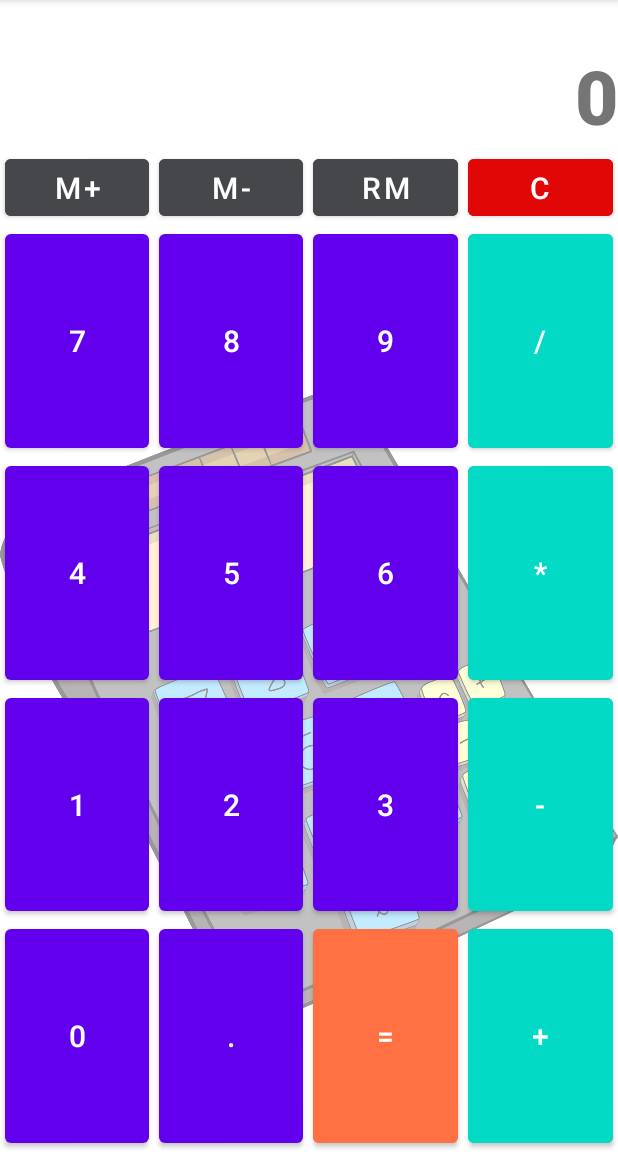
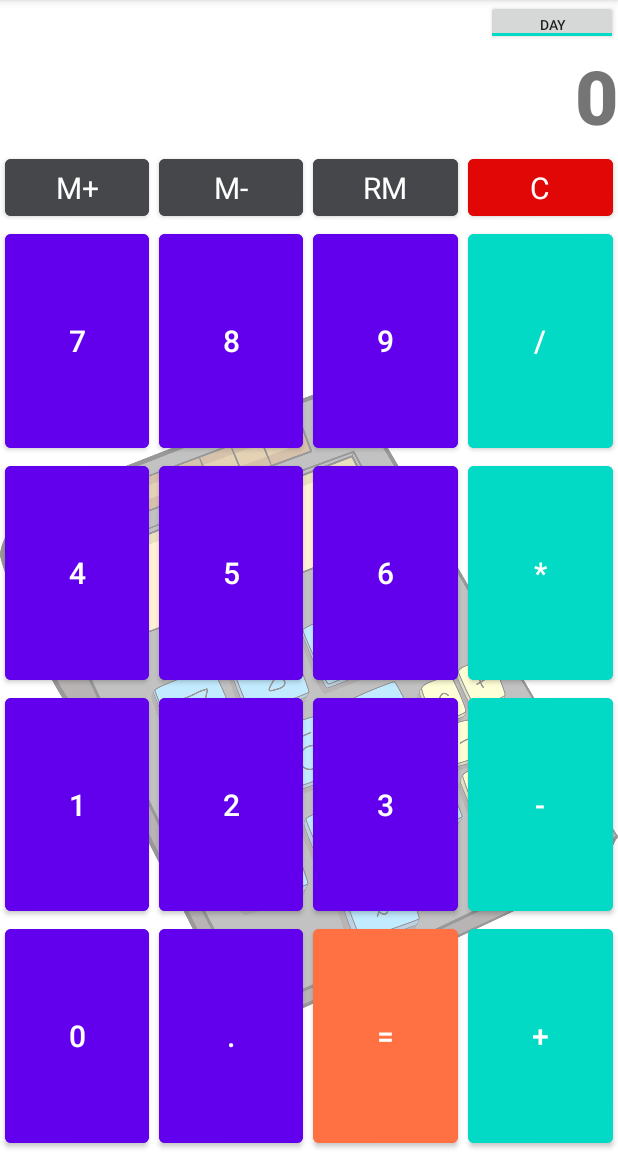
Before and after one commit to Smehotehnik/HWCalc, an Android app: the screen it shows after launch (CalcActivity), on a phone screen of 412 x 824 dp, the part 84-1236 px from its top. Run offline under Robolectric (Android 15) with nearby library versions, the phone set to English and light mode, and no system bars.

Commit message:
1. Кнопки переделаны на material.button. 2. Размеры перенесены в dimens.xml, строки сразу хранились в strings.xml 3. Стили для 2-х типов кнопок созданы в calc_styles.xml и применены 2-мя способами: как стиль и как тема.

```diff
--- a/app/src/main/res/layout/activity_main.xml
+++ b/app/src/main/res/layout/activity_main.xml
@@ -1,40 +1,53 @@
 <?xml version="1.0" encoding="utf-8"?>
 <androidx.constraintlayout.widget.ConstraintLayout xmlns:android="http://schemas.android.com/apk/res/android"
     xmlns:app="http://schemas.android.com/apk/res-auto"
-    xmlns:tools="http://schemas.android.com/tools"
     android:layout_width="match_parent"
-    android:layout_height="match_parent"
-    >
+    android:layout_height="match_parent">
 
     <ImageView
         android:layout_width="0dp"
         android:layout_height="0dp"
+        android:alpha="0.4"
         android:contentDescription="background pic"
-        android:alpha="0.4"
         app:layout_constraintBottom_toBottomOf="parent"
         app:layout_constraintLeft_toLeftOf="parent"
         app:layout_constraintRight_toRightOf="parent"
         app:layout_constraintTop_toTopOf="parent"
         app:srcCompat="@drawable/calc" />
+
     <TextView
         android:id="@+id/aux_display"
         android:layout_width="0dp"
-        android:layout_height="30dp"
+        android:layout_height="@dimen/aux_screen_height"
         android:fontFamily="sans-serif-black"
         android:gravity="center_vertical|left"
         android:text="@string/str_aux"
-        android:textSize="25sp"
+        android:textSize="@dimen/aux_screen_text_size"
         app:layout_constraintLeft_toLeftOf="parent"
+        app:layout_constraintRight_toLeftOf="@id/day_night_toggle"
+        app:layout_constraintTop_toTopOf="parent" />
+
+    <ToggleButton
+        android:id="@+id/day_night_toggle"
+        android:layout_width="wrap_content"
+        android:layout_height="0dp"
+        android:checked="true"
+        android:textOff="@string/night"
+        android:textOn="@string/day"
+        android:textSize="@dimen/toggle_bt_text_size"
+        app:layout_constraintBottom_toTopOf="@id/display"
+        app:layout_constraintLeft_toRightOf="@+id/aux_display"
         app:layout_constraintRight_toRightOf="parent"
         app:layout_constraintTop_toTopOf="parent" />
+
     <TextView
         android:id="@+id/display"
         android:layout_width="0dp"
-        android:layout_height="70dp"
+        android:layout_height="@dimen/main_screen_height"
         android:fontFamily="sans-serif-black"
         android:gravity="right"
         android:text="@string/str_disp"
-        android:textSize="50sp"
+        android:textSize="@dimen/main_screen_text_size"
         app:layout_constraintLeft_toLeftOf="parent"
         app:layout_constraintRight_toRightOf="parent"
         app:layout_constraintTop_toBottomOf="@id/aux_display" />
@@ -43,97 +56,86 @@
         android:id="@+id/linear_ce"
         android:layout_width="0dp"
         android:layout_height="50dp"
-
         app:layout_constraintBottom_toTopOf="@id/linear0"
         app:layout_constraintLeft_toLeftOf="parent"
         app:layout_constraintRight_toRightOf="parent"
         app:layout_constraintTop_toBottomOf="@id/display">
 
-        <Button
+        <com.google.android.material.button.MaterialButton
             android:id="@+id/btMemAdd"
-            android:layout_width="wrap_content"
+            style="@style/bt_mem_style"
+            android:layout_width="0dp"
             android:layout_height="match_parent"
-            android:layout_marginHorizontal="3dp"
             android:layout_weight="1"
-            android:text="@string/strMemAdd"
             android:backgroundTint="#45474A"
-            android:textSize="20sp" />
+            android:text="@string/strMemAdd" />
 
-        <Button
+        <com.google.android.material.button.MaterialButton
             android:id="@+id/btMemMinus"
-            android:layout_width="wrap_content"
+            style="@style/bt_mem_style"
+            android:layout_width="0dp"
             android:layout_height="match_parent"
-            android:layout_marginHorizontal="3dp"
             android:layout_weight="1"
-            android:text="@string/strMemMinus"
             android:backgroundTint="#45474A"
-            android:textSize="20sp" />
+            android:text="@string/strMemMinus" />
 
-        <Button
+        <com.google.android.material.button.MaterialButton
             android:id="@+id/btRM"
-            android:layout_width="wrap_content"
+            style="@style/bt_mem_style"
+            android:layout_width="0dp"
             android:layout_height="match_parent"
-            android:layout_marginHorizontal="3dp"
             android:layout_weight="1"
-            android:text="@string/strRemember"
             android:backgroundTint="#45474A"
-            android:textSize="20sp" />
+            android:text="@string/strRemember" />
 
-        <Button
+        <com.google.android.material.button.MaterialButton
             android:id="@+id/btClear"
-            android:layout_width="wrap_content"
+            style="@style/bt_mem_style"
+            android:layout_width="0dp"
             android:layout_height="match_parent"
-            android:layout_marginHorizontal="3dp"
             android:layout_weight="1"
             android:backgroundTint="#E10707"
-            android:text="@string/strBtClear"
-            android:textSize="20sp" />
+            android:text="@string/strBtClear" />
     </LinearLayout>
+
     <LinearLayout
         android:id="@+id/linear0"
         android:layout_width="0dp"
         android:layout_height="0dp"
+        android:theme="@style/main_bt_style"
         app:layout_constraintBottom_toTopOf="@id/linear1"
         app:layout_constraintLeft_toLeftOf="parent"
         app:layout_constraintRight_toRightOf="parent"
         app:layout_constraintTop_toBottomOf="@id/linear_ce">
 
-        <Button
+        <com.google.android.material.button.MaterialButton
             android:id="@+id/bt7"
-            android:layout_width="wrap_content"
+            android:layout_width="0dp"
             android:layout_height="match_parent"
-            android:layout_marginHorizontal="3dp"
             android:layout_weight="1"
-            android:text="@string/strBt7"
-            android:textSize="20dp" />
+            android:text="@string/strBt7" />
 
-        <Button
+        <com.google.android.material.button.MaterialButton
             android:id="@+id/bt8"
-            android:layout_width="wrap_content"
+            android:layout_width="0dp"
             android:layout_height="match_parent"
-            android:layout_marginHorizontal="3dp"
             android:layout_weight="1"
-            android:text="@string/strBt8"
-            android:textSize="20dp" />
+            android:text="@string/strBt8" />
 
-        <Button
+        <com.google.android.material.button.MaterialButton
             android:id="@+id/bt9"
-            android:layout_width="wrap_content"
+            android:layout_width="0dp"
             android:layout_height="match_parent"
-            android:layout_marginHorizontal="3dp"
             android:layout_weight="1"
-            android:text="@string/strBt9"
-            android:textSize="20dp" />
+            android:text="@string/strBt9" />
 
-        <Button
+        <com.google.android.material.button.MaterialButton
             android:id="@+id/btDiv"
-            android:layout_width="wrap_content"
+            android:layout_width="0dp"
             android:layout_height="match_parent"
-            android:layout_marginHorizontal="3dp"
             android:layout_weight="1"
             android:backgroundTint="@color/teal_200"
-            android:text="@string/strDiv"
-            android:textSize="20dp" />
+            android:text="@string/strDiv" />
     </LinearLayout>
 
     <LinearLayout
@@ -143,44 +145,41 @@
         app:layout_constraintBottom_toTopOf="@id/linear2"
         app:layout_constraintLeft_toLeftOf="parent"
         app:layout_constraintRight_toRightOf="parent"
-        app:layout_constraintTop_toBottomOf="@id/linear0">
+        app:layout_constraintTop_toBottomOf="@id/linear0"
+        android:theme="@style/main_bt_style">
 
-        <Button
+        <com.google.android.material.button.MaterialButton
             android:id="@+id/bt4"
             android:layout_width="0dp"
             android:layout_height="match_parent"
-            android:layout_marginHorizontal="3dp"
+
             android:layout_weight="1"
-            android:text="@string/strBt4"
-            android:textSize="20dp" />
+            android:text="@string/strBt4" />
 
-        <Button
+        <com.google.android.material.button.MaterialButton
             android:id="@+id/bt5"
             android:layout_width="0dp"
             android:layout_height="match_parent"
-            android:layout_marginHorizontal="3dp"
+
             android:layout_weight="1"
-            android:text="@string/strBt5"
-            android:textSize="20dp" />
+            android:text="@string/strBt5" />
 
-        <Button
+        <com.google.android.material.button.MaterialButton
             android:id="@+id/bt6"
             android:layout_width="0dp"
             android:layout_height="match_parent"
-            android:layout_marginHorizontal="3dp"
+
             android:layout_weight="1"
-            android:text="@string/strBt6"
-            android:textSize="20dp" />
+            android:text="@string/strBt6" />
 
-        <Button
+        <com.google.android.material.button.MaterialButton
             android:id="@+id/btMul"
             android:layout_width="0dp"
             android:layout_height="match_parent"
-            android:layout_marginHorizontal="3dp"
+
             android:layout_weight="1"
             android:backgroundTint="@color/teal_200"
-            android:text="@string/strMul"
-            android:textSize="20dp" />
+            android:text="@string/strMul" />
     </LinearLayout>
 
     <LinearLayout
@@ -190,44 +189,41 @@
         app:layout_constraintBottom_toTopOf="@id/linear3"
         app:layout_constraintLeft_toLeftOf="parent"
         app:layout_constraintRight_toRightOf="parent"
-        app:layout_constraintTop_toBottomOf="@id/linear1">
+        app:layout_constraintTop_toBottomOf="@id/linear1"
+        android:theme="@style/main_bt_style">
 
-        <Button
+        <com.google.android.material.button.MaterialButton
             android:id="@+id/bt1"
             android:layout_width="0dp"
             android:layout_height="match_parent"
-            android:layout_marginHorizontal="3dp"
+
             android:layout_weight="1"
-            android:text="@string/strBt1"
-            android:textSize="20dp" />
+            android:text="@string/strBt1" />
 
-        <Button
+        <com.google.android.material.button.MaterialButton
             android:id="@+id/bt2"
             android:layout_width="0dp"
             android:layout_height="match_parent"
-            android:layout_marginHorizontal="3dp"
+
             android:layout_weight="1"
-            android:text="@string/strBt2"
-            android:textSize="20dp" />
+            android:text="@string/strBt2" />
 
-        <Button
+        <com.google.android.material.button.MaterialButton
             android:id="@+id/bt3"
             android:layout_width="0dp"
             android:layout_height="match_parent"
-            android:layout_marginHorizontal="3dp"
+
             android:layout_weight="1"
-            android:text="@string/strBt3"
-            android:textSize="20dp" />
+            android:text="@string/strBt3" />
 
-        <Button
+        <com.google.android.material.button.MaterialButton
             android:id="@+id/btMinus"
             android:layout_width="0dp"
             android:layout_height="match_parent"
-            android:layout_marginHorizontal="3dp"
+
             android:layout_weight="1"
             android:backgroundTint="@color/teal_200"
-            android:text="@string/strMinus"
-            android:textSize="20dp" />
+            android:text="@string/strMinus" />
     </LinearLayout>
 
     <LinearLayout
@@ -237,46 +233,43 @@
         app:layout_constraintBottom_toBottomOf="parent"
         app:layout_constraintLeft_toLeftOf="parent"
         app:layout_constraintRight_toRightOf="parent"
-        app:layout_constraintTop_toBottomOf="@id/linear2">
+        app:layout_constraintTop_toBottomOf="@id/linear2"
+        android:theme="@style/main_bt_style">
 
-        <Button
+        <com.google.android.material.button.MaterialButton
             android:id="@+id/bt0"
             android:layout_width="0dp"
             android:layout_height="match_parent"
-            android:layout_marginHorizontal="3dp"
+
             android:layout_weight="1"
 
-            android:text="@string/strBt0"
-            android:textSize="20dp" />
+            android:text="@string/strBt0" />
 
-        <Button
+        <com.google.android.material.button.MaterialButton
             android:id="@+id/btPoint"
             android:layout_width="0dp"
             android:layout_height="match_parent"
-            android:layout_marginHorizontal="3dp"
+
             android:layout_weight="1"
-            android:text="@string/strPoint"
-            android:textSize="20dp" />
+            android:text="@string/strPoint" />
 
-        <Button
+        <com.google.android.material.button.MaterialButton
             android:id="@+id/btEq"
             android:layout_width="0dp"
             android:layout_height="match_parent"
-            android:layout_marginHorizontal="3dp"
+
             android:layout_weight="1"
             android:backgroundTint="@color/orange"
-            android:text="@string/strEq"
-            android:textSize="20dp" />
+            android:text="@string/strEq" />
 
-        <Button
+        <com.google.android.material.button.MaterialButton
             android:id="@+id/btAdd"
             android:layout_width="0dp"
             android:layout_height="match_parent"
-            android:layout_marginHorizontal="3dp"
+
             android:layout_weight="1"
             android:backgroundTint="@color/teal_200"
-            android:text="@string/strAdd"
-            android:textSize="20dp" />
+            android:text="@string/strAdd" />
 
     </LinearLayout>
 </androidx.constraintlayout.widget.ConstraintLayout>
--- /dev/null
+++ b/app/src/main/res/values/calc_styles.xml
@@ -0,0 +1,16 @@
+<?xml version="1.0" encoding="utf-8"?>
+<resources>
+
+    <style name="bt_mem_style" parent="Theme.MaterialComponents.DayNight.DarkActionBar">
+        <item name="android:layout_marginRight">@dimen/horizontal_margin</item>
+        <item name="android:layout_marginLeft">@dimen/horizontal_margin</item>
+        <item name="android:textSize">@dimen/bt_text_size</item>
+    </style>
+
+    <style name="main_bt_style" parent="Theme.MaterialComponents.DayNight.DarkActionBar">
+        <item name="android:layout_marginRight">@dimen/horizontal_margin</item>
+        <item name="android:layout_marginLeft">@dimen/horizontal_margin</item>
+        <item name="android:backgroundTint">@color/purple_500</item>
+        <item name="android:textSize">@dimen/bt_text_size</item>
+    </style>
+</resources>
--- /dev/null
+++ b/app/src/main/res/values/dimens.xml
@@ -0,0 +1,10 @@
+<?xml version="1.0" encoding="utf-8"?>
+<resources>
+    <dimen name="main_screen_text_size">50sp</dimen>
+    <dimen name="bt_text_size">20sp</dimen>
+    <dimen name="toggle_bt_text_size">9sp</dimen>
+    <dimen name="aux_screen_text_size">25sp</dimen>
+    <dimen name="aux_screen_height">30dp</dimen>
+    <dimen name="main_screen_height">70dp</dimen>
+    <dimen name="horizontal_margin">3dp</dimen>
+</resources>
--- a/app/src/main/res/values/strings.xml
+++ b/app/src/main/res/values/strings.xml
@@ -22,4 +22,6 @@
     <string name="strMemAdd">M+</string>
     <string name="strRemember">RM</string>
     <string name="strBtClear">C</string>
+    <string name="day">day</string>
+    <string name="night">night</string>
 </resources>
--- a/app/src/main/res/values/themes.xml
+++ b/app/src/main/res/values/themes.xml
@@ -12,5 +12,6 @@
         <!-- Status bar color. -->
         <item name="android:statusBarColor" tools:targetApi="l">?attr/colorPrimaryVariant</item>
         <!-- Customize your theme here. -->
+        <!--<item name="materialButtonStyle">@style/main_bt_style</item>-->
     </style>
 </resources>
```
